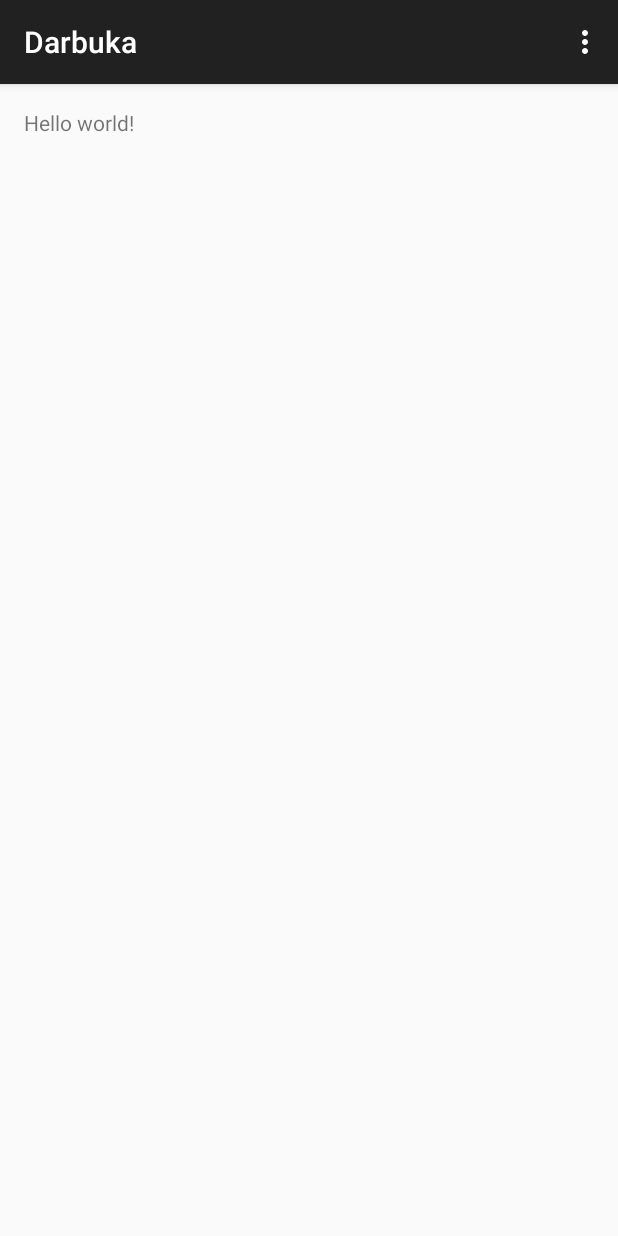
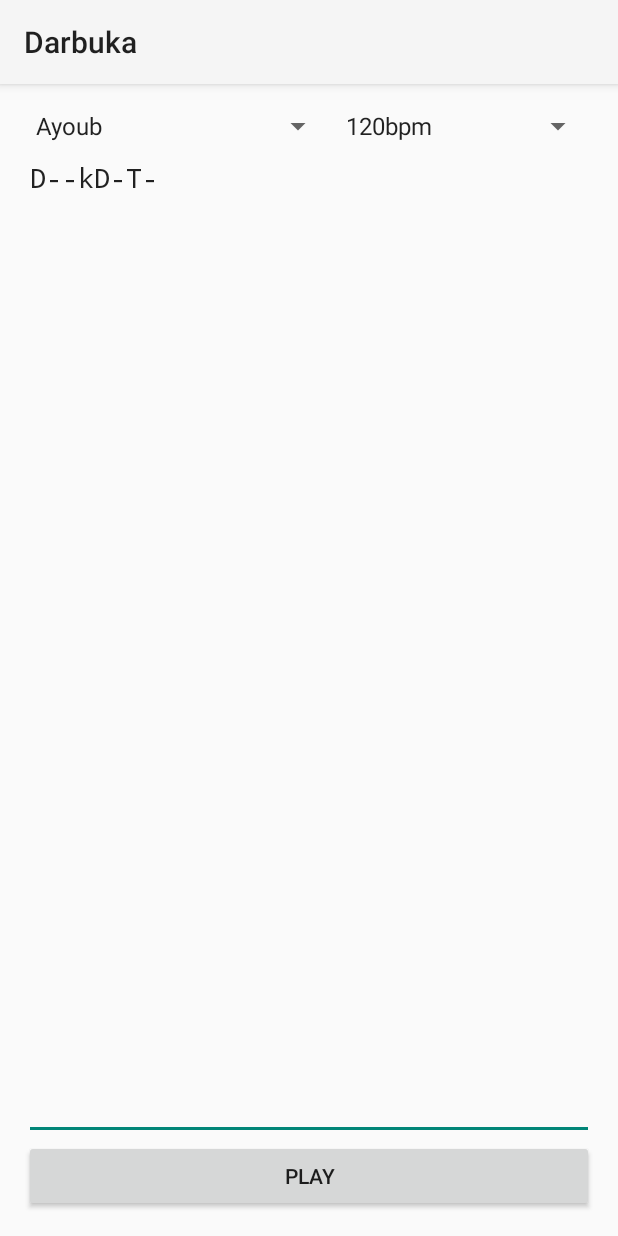
Before and after one commit to ivoaz/darbuka, an Android app: the screen it shows after launch (MainActivity), on a phone screen of 412 x 824 dp. Run offline under Robolectric (Android 15) with nearby library versions, the phone set to English and light mode, and no system bars.

Commit message:
Initial implementation

```diff
--- /dev/null
+++ b/app/src/main/java/com/ivoaz/darbuka/app/Bpm.java
@@ -0,0 +1,17 @@
+package com.ivoaz.darbuka.app;
+
+public class Bpm {
+    protected int value;
+
+    public Bpm(int value) {
+        this.value = value;
+    }
+
+    public String toString() {
+        return (Integer.toString(value) + "bpm");
+    }
+
+    public int getValue() {
+        return value;
+    }
+}
--- a/app/src/main/java/com/ivoaz/darbuka/app/MainActivity.java
+++ b/app/src/main/java/com/ivoaz/darbuka/app/MainActivity.java
@@ -2,37 +2,128 @@ package com.ivoaz.darbuka.app;
 
 import android.support.v7.app.ActionBarActivity;
 import android.os.Bundle;
-import android.view.Menu;
-import android.view.MenuItem;
+import android.view.View;
+import android.widget.AdapterView;
+import android.widget.ArrayAdapter;
+import android.widget.Button;
+import android.widget.EditText;
+import android.widget.Spinner;
 
 
 public class MainActivity extends ActionBarActivity {
+
+    protected Spinner rhythmSpinner;
+    protected Spinner bpmSpinner;
+    protected EditText rhythmInput;
+    protected Button playButton;
+
+    protected Player player;
 
     @Override
     protected void onCreate(Bundle savedInstanceState) {
         super.onCreate(savedInstanceState);
         setContentView(R.layout.activity_main);
+
+        rhythmInput = (EditText)findViewById(R.id.rhythmInput);
+
+        player = new Player(this);
+
+        initRhythmSpinner();
+        initBpmSpinner();
+        initPlayButton();
     }
 
+    protected void initRhythmSpinner() {
+        rhythmSpinner = (Spinner)findViewById(R.id.rhythmSpinner);
 
-    @Override
-    public boolean onCreateOptionsMenu(Menu menu) {
+        ArrayAdapter spinnerArrayAdapter = new ArrayAdapter(this,
+                android.R.layout.simple_spinner_item, new Rhythm[] {
+                new Rhythm("Ayoub", "D--kD-T-"),
+                new Rhythm("Fellahi", "DK-KD-K-"),
+                new Rhythm("Khaleeji", "D--D--T-"),
+                new Rhythm("Karachi", "T--kT-D-"),
+                new Rhythm("Bayou", "D--DD-T-"),
+                new Rhythm("Malfuf", "D--T--T-"),
+                new Rhythm("Saidi", "D-T---D-D---T---"),
+                new Rhythm("Super Saidi", "D-D-tkD-D-tkS-tk\n" +
+                                          "-kS-tkD-D-tkS-tk\n" +
+                                          "tkD-tkD-D-tkS-kS\n" +
+                                          "-kS-tkD-D-tkS-tk"),
+                new Rhythm("Maksoum", "D-T---T-D---T---"),
+                new Rhythm("Beledi", "D-D---T-D---T---"),
+                new Rhythm("Cifteteli", "D---K-T---K-T---D---D---T-------"),
+                new Rhythm("Masmoudi", "D---D---tktkT---D-tktkT-tktkT---"),
+                new Rhythm("Custom", "")
+        });
+        spinnerArrayAdapter.setDropDownViewResource(android.R.layout.simple_spinner_dropdown_item);
 
-        // Inflate the menu; this adds items to the action bar if it is present.
-        getMenuInflater().inflate(R.menu.main, menu);
-        return true;
+        rhythmSpinner.setAdapter(spinnerArrayAdapter);
+
+        rhythmSpinner.setOnItemSelectedListener(new AdapterView.OnItemSelectedListener() {
+            @Override
+            public void onItemSelected(AdapterView<?> adapterView, View view, int i, long l) {
+                Rhythm rhythm = (Rhythm)rhythmSpinner.getSelectedItem();
+
+                rhythmInput.setText(rhythm.getString());
+            }
+
+            @Override
+            public void onNothingSelected(AdapterView<?> adapterView) {
+
+            }
+        });
+
+        rhythmSpinner.setSelection(0);
+    }
+
+    protected void initBpmSpinner() {
+        bpmSpinner = (Spinner)findViewById(R.id.bpmSpinner);
+
+        ArrayAdapter spinnerArrayAdapter = new ArrayAdapter(this,
+                android.R.layout.simple_spinner_item, new Bpm[] {
+                new Bpm(40),
+                new Bpm(60),
+                new Bpm(80),
+                new Bpm(120),
+                new Bpm(140),
+                new Bpm(180),
+                new Bpm(200),
+                new Bpm(220),
+                new Bpm(240),
+                new Bpm(300)
+        });
+        spinnerArrayAdapter.setDropDownViewResource(android.R.layout.simple_spinner_dropdown_item);
+
+        bpmSpinner.setAdapter(spinnerArrayAdapter);
+        bpmSpinner.setSelection(3);
+    }
+
+    protected void initPlayButton() {
+        playButton = (Button)findViewById(R.id.playButton);
+
+        playButton.setOnClickListener(new View.OnClickListener() {
+            @Override
+            public void onClick(View view) {
+                if (player.isPlaying()) {
+                    player.stop();
+
+                    playButton.setText(getString(R.string.play_button));
+                }
+                else {
+                    player.play(
+                            rhythmInput.getText().toString(),
+                            (Bpm)bpmSpinner.getSelectedItem());
+
+                    playButton.setText(getString(R.string.play_button_stop));
+                }
+            }
+        });
     }
 
     @Override
-    public boolean onOptionsItemSelected(MenuItem item) {
-        // Handle action bar item clicks here. The action bar will
-        // automatically handle clicks on the Home/Up button, so long
-        // as you specify a parent activity in AndroidManifest.xml.
-        int id = item.getItemId();
-        if (id == R.id.action_settings) {
-            return true;
-        }
-        return super.onOptionsItemSelected(item);
+    public void onDestroy() {
+        player.stop();
+
+        super.onDestroy();
     }
-
 }
--- /dev/null
+++ b/app/src/main/java/com/ivoaz/darbuka/app/Player.java
@@ -0,0 +1,89 @@
+package com.ivoaz.darbuka.app;
+
+import android.content.Context;
+import android.media.AudioManager;
+import android.media.SoundPool;
+
+import java.util.HashMap;
+import java.util.concurrent.Executors;
+import java.util.concurrent.ScheduledExecutorService;
+import java.util.concurrent.ScheduledFuture;
+import java.util.concurrent.TimeUnit;
+
+public class Player {
+    protected boolean playing = false;
+    protected int currentNote;
+
+    protected ScheduledExecutorService executor;
+    protected ScheduledFuture<?> future;
+    protected SoundPool soundPool;
+
+    protected HashMap<Character, Integer> sounds;
+
+    public Player(Context context) {
+        executor = Executors.newScheduledThreadPool(2);
+
+        initSoundPool(context);
+    }
+
+    protected void initSoundPool(Context context) {
+        soundPool = new SoundPool(2, AudioManager.STREAM_MUSIC, 0);
+
+        sounds = new HashMap<Character, Integer>();
+
+        sounds.put('d', soundPool.load(context, R.raw.d, 1));
+        sounds.put('D', soundPool.load(context, R.raw.d_big, 1));
+        sounds.put('k', soundPool.load(context, R.raw.k, 1));
+        sounds.put('K', soundPool.load(context, R.raw.k_big, 1));
+        sounds.put('p', soundPool.load(context, R.raw.p, 1));
+        sounds.put('P', soundPool.load(context, R.raw.p_big, 1));
+        sounds.put('s', soundPool.load(context, R.raw.s, 1));
+        sounds.put('S', soundPool.load(context, R.raw.s_big, 1));
+        sounds.put('t', soundPool.load(context, R.raw.t, 1));
+        sounds.put('T', soundPool.load(context, R.raw.t_big, 1));
+    }
+
+    public void play(String rhythm, Bpm bpm) {
+        if (playing) return;
+
+        playing = true;
+        currentNote = 0;
+
+        final long noteLength = (60 * 1000) / bpm.getValue() / 2;
+        final Integer[] ids = parseRhythm(rhythm);
+
+        future = executor.scheduleAtFixedRate(new Runnable() {
+            public void run() {
+                if (ids[currentNote] != null) {
+                    soundPool.play(ids[currentNote], 1, 1, 0, 0, 1);
+                }
+
+                if (++currentNote == ids.length) currentNote = 0;
+            }
+        }, 0, noteLength, TimeUnit.MILLISECONDS);
+    }
+
+    protected Integer[] parseRhythm(String rhythm) {
+        char[] chars = rhythm.replace("\n", "").toCharArray();
+        int length = chars.length;
+        Integer[] ids = new Integer[length];
+
+        for (int i = 0; i < length; ++i) {
+            ids[i] = sounds.get(chars[i]);
+        }
+
+        return ids;
+    }
+
+    public void stop() {
+        if (!playing) return;
+
+        playing = false;
+
+        future.cancel(false);
+    }
+
+    public boolean isPlaying() {
+        return playing;
+    }
+}
--- /dev/null
+++ b/app/src/main/java/com/ivoaz/darbuka/app/Rhythm.java
@@ -0,0 +1,23 @@
+package com.ivoaz.darbuka.app;
+
+public class Rhythm {
+    protected String name;
+    protected String string;
+
+    public Rhythm(String name, String string) {
+        this.name = name;
+        this.string = string;
+    }
+
+    public String toString() {
+        return name;
+    }
+
+    public String getString() {
+        return string;
+    }
+
+    public String getName() {
+        return name;
+    }
+}
--- a/app/src/main/res/layout/activity_main.xml
+++ b/app/src/main/res/layout/activity_main.xml
@@ -2,15 +2,46 @@
     xmlns:tools="http://schemas.android.com/tools"
     android:layout_width="match_parent"
     android:layout_height="match_parent"
+    android:paddingBottom="@dimen/activity_vertical_margin"
     android:paddingLeft="@dimen/activity_horizontal_margin"
     android:paddingRight="@dimen/activity_horizontal_margin"
     android:paddingTop="@dimen/activity_vertical_margin"
-    android:paddingBottom="@dimen/activity_vertical_margin"
     tools:context="com.ivoaz.darbuka.app.MainActivity">
 
-    <TextView
-        android:text="@string/hello_world"
-        android:layout_width="wrap_content"
-        android:layout_height="wrap_content" />
+    <LinearLayout
+        android:id="@+id/header"
+        android:layout_width="match_parent"
+        android:layout_height="wrap_content">
+
+        <Spinner
+            android:id="@+id/rhythmSpinner"
+            android:layout_width="0dp"
+            android:layout_height="wrap_content"
+            android:layout_weight="6" />
+
+        <Spinner
+            android:id="@+id/bpmSpinner"
+            android:layout_width="0dp"
+            android:layout_height="wrap_content"
+            android:layout_weight="5" />
+    </LinearLayout>
+
+    <EditText
+        android:id="@+id/rhythmInput"
+        android:layout_width="match_parent"
+        android:layout_height="wrap_content"
+        android:layout_above="@+id/playButton"
+        android:layout_below="@+id/header"
+        android:gravity="top"
+        android:hint="@string/rhythm_hint"
+        android:typeface="monospace" />
+
+    <Button
+        android:id="@+id/playButton"
+        android:layout_width="match_parent"
+        android:layout_height="wrap_content"
+        android:layout_alignParentBottom="true"
+        android:text="@string/play_button" />
+
 
 </RelativeLayout>
--- /dev/null
+++ b/app/src/main/res/values/arrays.xml
@@ -0,0 +1,8 @@
+<?xml version="1.0" encoding="utf-8"?>
+<resources>
+
+    <string-array name="bpm_values">
+        <item></item>
+    </string-array>
+
+</resources>
--- a/app/src/main/res/values/strings.xml
+++ b/app/src/main/res/values/strings.xml
@@ -2,7 +2,9 @@
 <resources>
 
     <string name="app_name">Darbuka</string>
-    <string name="hello_world">Hello world!</string>
     <string name="action_settings">Settings</string>
+    <string name="rhythm_hint">Rhythm</string>
+    <string name="play_button">Play</string>
+    <string name="play_button_stop">Stop</string>
 
 </resources>
--- a/app/src/main/res/values/styles.xml
+++ b/app/src/main/res/values/styles.xml
@@ -1,7 +1,7 @@
 <resources>
 
     <!-- Base application theme. -->
-    <style name="AppTheme" parent="Theme.AppCompat.Light.DarkActionBar">
+    <style name="AppTheme" parent="Theme.AppCompat.Light">
         <!-- Customize your theme here. -->
     </style>
 
```
Also changed, not shown: 10 other files.
